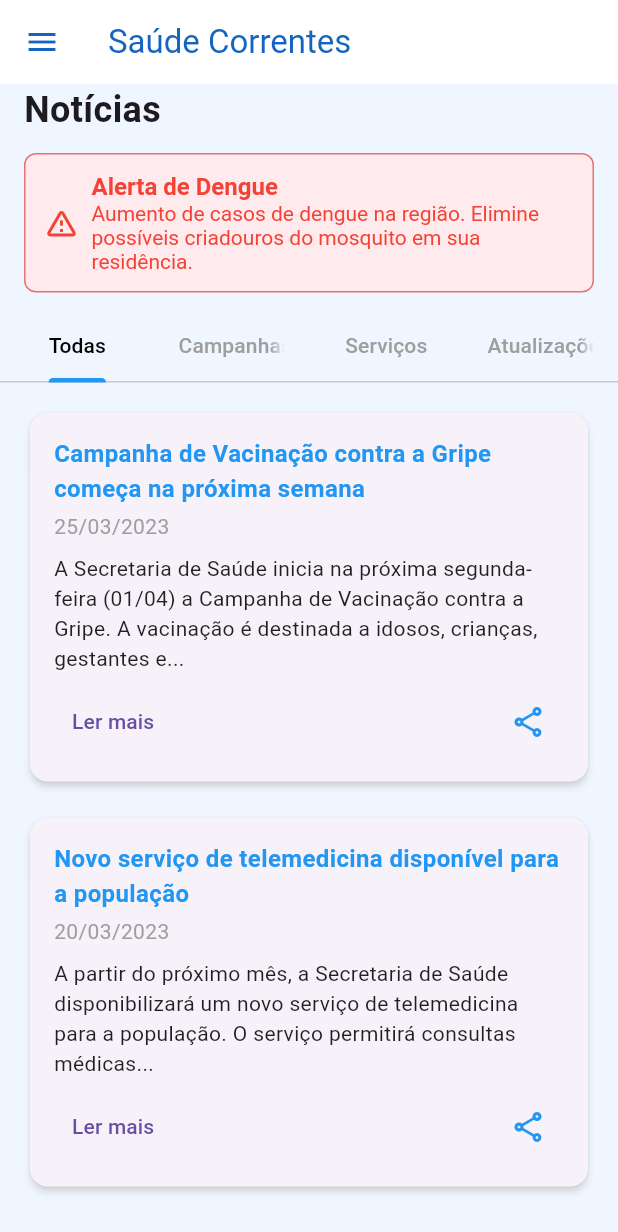
After one commit to ElissonRochaa/MOBILE-25.1-BitHealth, a Flutter app: the NewsPage screen opened directly, on a phone screen of 412 x 824 dp. The commit adds this screen. Shown: the top 1232 px of the screen. Run offline on Flutter 3.47's test engine with Material 3 defaults, Android fonts, the light colour scheme and no system bars; our stand-ins replace mask_text_input_formatter.

Commit message:
feat: modelagem pagina de noticia

```diff
--- a/lib/components/action_button_grid.dart
+++ b/lib/components/action_button_grid.dart
@@ -1,4 +1,5 @@
 import 'package:flutter/material.dart';
+import 'package:bithealth_front_end/pages/news_page.dart';
 
 class ActionButtonGrid extends StatelessWidget {
   const ActionButtonGrid({super.key});
@@ -6,14 +7,19 @@ class ActionButtonGrid extends StatelessWidget {
   @override
   Widget build(BuildContext context) {
     final buttons = [
-      _ButtonData("Unidades de Saúde", Icons.location_on),
-      _ButtonData("Médicos", Icons.person),
-      _ButtonData("Plantões", Icons.access_time),
-      _ButtonData("Medicamentos", Icons.medication),
-      _ButtonData("Vacinação", Icons.vaccines),
-      _ButtonData("Serviços", Icons.list),
-      _ButtonData("Notícias", Icons.article),
-      _ButtonData("Notificações", Icons.notifications),
+      _ButtonData("Unidades de Saúde", Icons.location_on, () {}),
+      _ButtonData("Médicos", Icons.person, () {}),
+      _ButtonData("Plantões", Icons.access_time, () {}),
+      _ButtonData("Medicamentos", Icons.medication, () {}),
+      _ButtonData("Vacinação", Icons.vaccines, () {}),
+      _ButtonData("Serviços", Icons.list, () {}),
+      _ButtonData("Notícias", Icons.article, () {
+        Navigator.push(
+          context,
+          MaterialPageRoute(builder: (context) => const NewsPage()),
+        );
+      }),
+      _ButtonData("Notificações", Icons.notifications, () {}),
     ];
 
     return Container(
@@ -39,8 +45,9 @@ class ActionButtonGrid extends StatelessWidget {
 class _ButtonData {
   final String label;
   final IconData icon;
+  final VoidCallback onPressed;
 
-  _ButtonData(this.label, this.icon);
+  _ButtonData(this.label, this.icon, this.onPressed);
 }
 
 class _GridButton extends StatelessWidget {
@@ -51,7 +58,7 @@ class _GridButton extends StatelessWidget {
   @override
   Widget build(BuildContext context) {
     return ElevatedButton.icon(
-      onPressed: () {},
+      onPressed: data.onPressed,
       icon: Icon(data.icon, color: Colors.blue),
       label: Text(
         data.label,
--- /dev/null
+++ b/lib/pages/news_page.dart
@@ -0,0 +1,187 @@
+import 'package:flutter/material.dart';
+
+class NewsPage extends StatelessWidget {
+  const NewsPage({super.key});
+
+  @override
+  Widget build(BuildContext context) {
+    return DefaultTabController(
+      length: 4,
+      child: Scaffold(
+        appBar: AppBar(
+          title: const Text("Saúde Correntes"),
+          centerTitle: false,
+          backgroundColor: Colors.white,
+          foregroundColor: Colors.blue.shade800,
+          elevation: 0,
+          leading: IconButton(
+            icon: const Icon(Icons.menu),
+            onPressed: () {},
+          ),
+        ),
+        body: Column(
+          crossAxisAlignment: CrossAxisAlignment.start,
+          children: [
+            const Padding(
+              padding: EdgeInsets.symmetric(horizontal: 16.0),
+              child: Text(
+                "Notícias",
+                style: TextStyle(fontSize: 24, fontWeight: FontWeight.bold),
+              ),
+            ),
+            const SizedBox(height: 12),
+            const Padding(
+              padding: EdgeInsets.symmetric(horizontal: 16.0),
+              child: DengueAlert(),
+            ),
+            const SizedBox(height: 12),
+            const TabBar(
+              labelColor: Colors.black,
+              unselectedLabelColor: Colors.grey,
+              indicatorColor: Colors.blue,
+              tabs: [
+                Tab(text: "Todas"),
+                Tab(text: "Campanhas"),
+                Tab(text: "Serviços"),
+                Tab(text: "Atualizações"),
+              ],
+            ),
+            const Expanded(
+              child: TabBarView(
+                children: [
+                  NewsList(),
+                  Center(child: Text("Campanhas")),
+                  Center(child: Text("Serviços")),
+                  Center(child: Text("Atualizações")),
+                ],
+              ),
+            ),
+          ],
+        ),
+      ),
+    );
+  }
+}
+
+class DengueAlert extends StatelessWidget {
+  const DengueAlert({super.key});
+
+  @override
+  Widget build(BuildContext context) {
+    return Container(
+      decoration: BoxDecoration(
+        border: Border.all(color: Colors.red.shade300),
+        borderRadius: BorderRadius.circular(8),
+        color: Colors.red.shade50,
+      ),
+      padding: const EdgeInsets.all(12),
+      child: Row(
+        children: [
+          const Icon(Icons.warning_amber_rounded, color: Colors.red),
+          const SizedBox(width: 8),
+          Expanded(
+            child: RichText(
+              text: TextSpan(
+                text: "Alerta de Dengue\n",
+                style: const TextStyle(
+                    fontWeight: FontWeight.bold,
+                    color: Colors.red,
+                    fontSize: 16),
+                children: const [
+                  TextSpan(
+                    text:
+                    "Aumento de casos de dengue na região. Elimine possíveis criadouros do mosquito em sua residência.",
+                    style: TextStyle(
+                        fontWeight: FontWeight.normal,
+                        color: Colors.red,
+                        fontSize: 14),
+                  )
+                ],
+              ),
+            ),
+          ),
+        ],
+      ),
+    );
+  }
+}
+
+class NewsList extends StatelessWidget {
+  const NewsList({super.key});
+
+  @override
+  Widget build(BuildContext context) {
+    return ListView(
+      padding: const EdgeInsets.all(16),
+      children: const [
+        NewsCard(
+          title: "Campanha de Vacinação contra a Gripe começa na próxima semana",
+          date: "25/03/2023",
+          content:
+          "A Secretaria de Saúde inicia na próxima segunda-feira (01/04) a Campanha de Vacinação contra a Gripe. A vacinação é destinada a idosos, crianças, gestantes e...",
+        ),
+        SizedBox(height: 16),
+        NewsCard(
+          title: "Novo serviço de telemedicina disponível para a população",
+          date: "20/03/2023",
+          content:
+          "A partir do próximo mês, a Secretaria de Saúde disponibilizará um novo serviço de telemedicina para a população. O serviço permitirá consultas médicas...",
+        ),
+      ],
+    );
+  }
+}
+
+class NewsCard extends StatelessWidget {
+  final String title;
+  final String date;
+  final String content;
+
+  const NewsCard({
+    super.key,
+    required this.title,
+    required this.date,
+    required this.content,
+  });
+
+  @override
+  Widget build(BuildContext context) {
+    return Card(
+      elevation: 2,
+      shadowColor: Colors.grey.shade100,
+      shape: RoundedRectangleBorder(borderRadius: BorderRadius.circular(12)),
+      child: Padding(
+        padding: const EdgeInsets.all(16),
+        child: Column(
+          crossAxisAlignment: CrossAxisAlignment.start,
+          children: [
+            Text(title,
+                style: const TextStyle(
+                    fontSize: 16,
+                    color: Colors.blue,
+                    fontWeight: FontWeight.bold)),
+            const SizedBox(height: 4),
+            Text(date, style: const TextStyle(color: Colors.grey)),
+            const SizedBox(height: 8),
+            Text(content,
+                style: const TextStyle(color: Colors.black87, fontSize: 14)),
+            const SizedBox(height: 8),
+            Row(
+              mainAxisAlignment: MainAxisAlignment.spaceBetween,
+              children: [
+                TextButton(
+                  onPressed: () {},
+                  child: const Text("Ler mais"),
+                ),
+                IconButton(
+                  icon: const Icon(Icons.share_outlined, color: Colors.blue),
+                  onPressed: () {},
+                ),
+              ],
+            )
+          ],
+        ),
+      ),
+    );
+  }
+}
```
